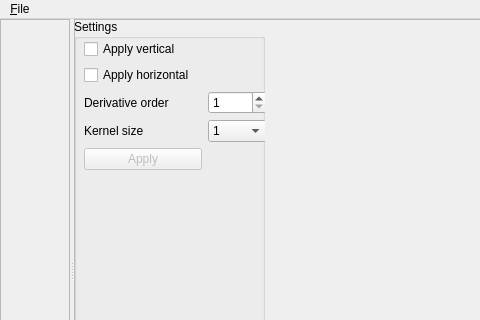
Above: mainwindow.ui from ArtNlk/Qt-threads before the change; both pictures show x 0 to 480 and y 0 to 320 of the 880 by 542 pixel window. Below: the same form after it.
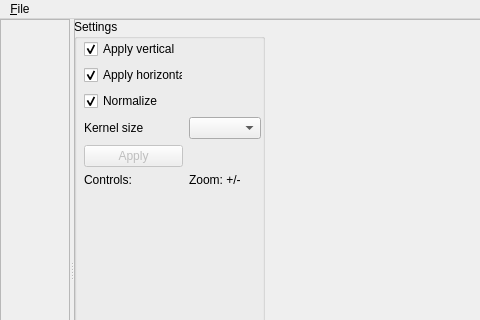
That is the form after the change.

```diff
--- a/mainwindow.ui
+++ b/mainwindow.ui
@@ -113,8 +113,8 @@
           </rect>
          </property>
          <layout class="QGridLayout" name="gridLayout_2">
-          <item row="0" column="0">
-           <widget class="QGroupBox" name="groupBox">
+          <item row="0" column="0" colspan="2">
+           <widget class="QGroupBox" name="settingsBox">
             <property name="sizePolicy">
              <sizepolicy hsizetype="Preferred" vsizetype="Preferred">
               <horstretch>0</horstretch>
@@ -135,12 +135,12 @@
               <rect>
                <x>10</x>
                <y>20</y>
-               <width>183</width>
+               <width>177</width>
                <height>471</height>
               </rect>
              </property>
-             <layout class="QGridLayout" name="gridLayout_3" columnstretch="2,1">
-              <item row="5" column="0">
+             <layout class="QGridLayout" name="gridLayout_3" columnstretch="2,0">
+              <item row="6" column="0">
                <spacer name="verticalSpacer">
                 <property name="orientation">
                  <enum>Qt::Vertical</enum>
@@ -161,36 +161,21 @@
                 <property name="text">
                  <string>Apply horizontal</string>
                 </property>
+                <property name="checked">
+                 <bool>true</bool>
+                </property>
                </widget>
               </item>
               <item row="3" column="1">
-               <widget class="QComboBox" name="kernelSize">
-                <item>
-                 <property name="text">
-                  <string>1</string>
-                 </property>
-                </item>
-                <item>
-                 <property name="text">
-                  <string>3</string>
-                 </property>
-                </item>
-                <item>
-                 <property name="text">
-                  <string>5</string>
-                 </property>
-                </item>
-                <item>
-                 <property name="text">
-                  <string>7</string>
-                 </property>
-                </item>
-               </widget>
+               <widget class="QComboBox" name="kernelSize"/>
               </item>
               <item row="2" column="0">
-               <widget class="QLabel" name="derivOrderLabel">
+               <widget class="QCheckBox" name="normalize">
                 <property name="text">
-                 <string>Derivative order</string>
+                 <string>Normalize</string>
+                </property>
+                <property name="checked">
+                 <bool>true</bool>
                 </property>
                </widget>
               </item>
@@ -199,19 +184,8 @@
                 <property name="text">
                  <string>Apply vertical</string>
                 </property>
-               </widget>
-              </item>
-              <item row="3" column="0">
-               <widget class="QLabel" name="kernelSizeLabel">
-                <property name="text">
-                 <string>Kernel size</string>
-                </property>
-               </widget>
-              </item>
-              <item row="2" column="1">
-               <widget class="QSpinBox" name="derivOrder">
-                <property name="minimum">
-                 <number>1</number>
+                <property name="checked">
+                 <bool>true</bool>
                 </property>
                </widget>
               </item>
@@ -225,6 +199,27 @@
                 </property>
                </widget>
               </item>
+              <item row="3" column="0">
+               <widget class="QLabel" name="kernelSizeLabel">
+                <property name="text">
+                 <string>Kernel size</string>
+                </property>
+               </widget>
+              </item>
+              <item row="5" column="0">
+               <widget class="QLabel" name="label">
+                <property name="text">
+                 <string>Controls:</string>
+                </property>
+               </widget>
+              </item>
+              <item row="5" column="1">
+               <widget class="QLabel" name="label_2">
+                <property name="text">
+                 <string>Zoom: +/-</string>
+                </property>
+               </widget>
+              </item>
              </layout>
             </widget>
            </widget>
```
Left out of the diff: 8 changed lines with no effect on the pictures.
